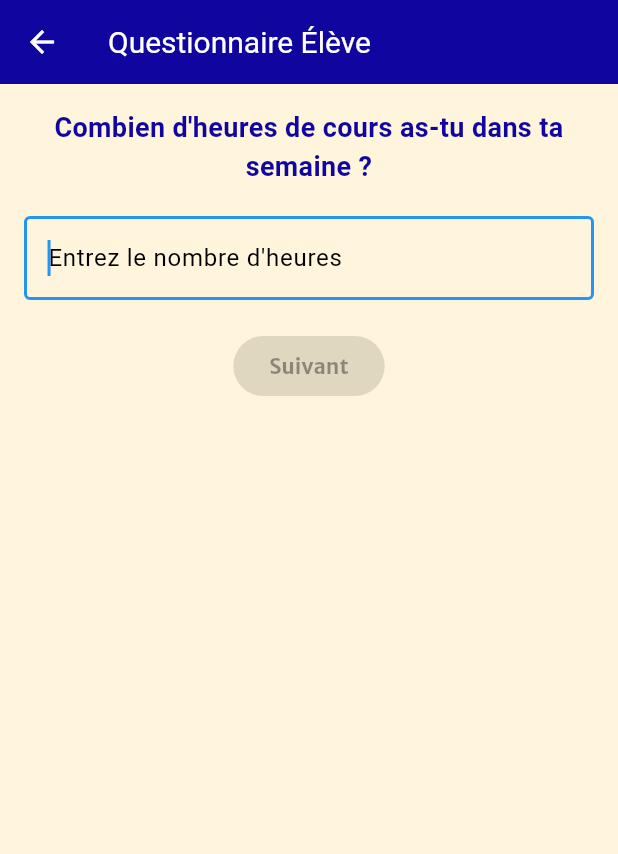
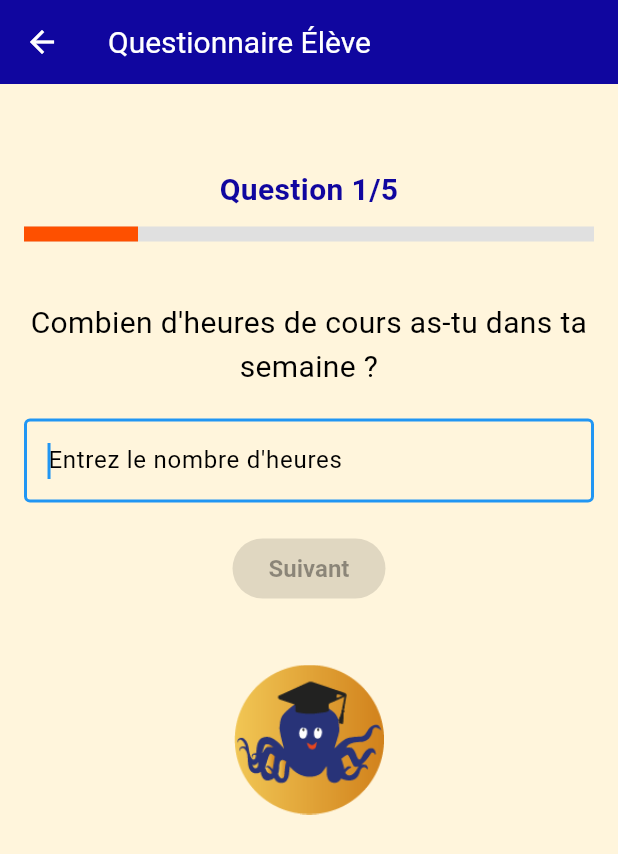
Before and after one commit to Alpha-Academie/calcul_charge_mentale_v2, a Flutter app: the StudentQuestionnairePage screen opened directly, on a phone screen of 412 x 824 dp. Shown: the top 854 px of the screen. Run offline on Flutter 3.47's test engine with Material 3 defaults, Android fonts, the light colour scheme and no system bars; our stand-ins replace firebase_auth, firebase_core, google_sign_in; accounts and stored records are empty; Roboto replaces fonts that are missing (MerriweatherSans-Bold, MerriweatherSans-Light, MerriweatherSans-Regular).

Commit message:
page questionnaire student et resultat student fini

```diff
--- a/lib/student_questionnaire_page.dart
+++ b/lib/student_questionnaire_page.dart
@@ -15,7 +15,7 @@ class _StudentQuestionnairePageState extends State<StudentQuestionnairePage> {
     "Combien d'heures de cours as-tu dans ta semaine ?",
     "Combien d'heures de sport ou activité de loisir as-tu en dehors des cours ?",
     "Combien d'heures d'évaluations as-tu cette semaine en classe ?",
-    "Combien d'heure de cours particuliers as-tu cette semaine ?",
+    "Combien d'heures de cours particuliers as-tu cette semaine ?",
     "Combien d'heures de travail personnel fais-tu en moyenne le soir et le weekend sur la semaine ?"
   ];
 
@@ -44,9 +44,11 @@ class _StudentQuestionnairePageState extends State<StudentQuestionnairePage> {
       appBar: AppBar(
         title: Text("Questionnaire Élève", style: TextStyle(color: Colors.white)),
       ),
-      body: PageView.builder(
+      body: Container(
+        color: Color(0xFFFFF5DC), // Couleur de fond de la page
+        child: PageView.builder(
           controller: _controller,
-        physics: NeverScrollableScrollPhysics(),  // Empêche le défilement manuel entre les pages
+          physics: NeverScrollableScrollPhysics(), // Empêche le défilement manuel entre les pages
           itemCount: questions.length,
           itemBuilder: (context, index) {
             return SingleChildScrollView(
@@ -56,67 +58,59 @@ class _StudentQuestionnairePageState extends State<StudentQuestionnairePage> {
                   mainAxisAlignment: MainAxisAlignment.center,
                   crossAxisAlignment: CrossAxisAlignment.center,
                   children: <Widget>[
+                    SizedBox(height: 40), // Écart en haut de la page
+                    Text(
+                      'Question ${index + 1}/${questions.length}',
+                      style: TextStyle(
+                        fontSize: 20,
+                        fontFamily: 'MerriweatherSans-Bold',
+                        fontWeight: FontWeight.bold, // Texte en gras
+                        color: Theme.of(context).primaryColor,
+                      ),
+                      textAlign: TextAlign.center,
+                    ),
+                    SizedBox(height: 10), // Ajout d'un écart entre le numéro de la question et la jauge
+                    LinearProgressIndicator(
+                      value: (index + 1) / questions.length,
+                      valueColor: AlwaysStoppedAnimation<Color>(Color(0xFFFE5000)),
+                      backgroundColor: Colors.grey[300],
+                      minHeight: 10,
+                    ),
+                    SizedBox(height: 40), // Plus grand écart entre la jauge et la question
                     Text(
                       questions[index],
-                    style: TextStyle(fontSize: 18, fontWeight: FontWeight.bold, color: Theme.of(context).primaryColor),
+                      style: TextStyle(
+                        fontSize: 20,
+                        fontFamily: 'MerriweatherSans-Regular',
+                        color: Colors.black, // Couleur noire pour les questions
+                      ),
                       textAlign: TextAlign.center,
                     ),
-                  SizedBox(height: 20),
+                    SizedBox(height: 20), // Écart entre la question et le champ de saisie
                     TextField(
                       focusNode: _focusNodes[index],
                       controller: _controllers[index],
                       keyboardType: TextInputType.numberWithOptions(decimal: true),
+                      style: TextStyle(
+                        fontFamily: 'MerriweatherSans-Light',
+                      ),
                       decoration: InputDecoration(
                         hintText: "Entrez le nombre d'heures",
                         border: OutlineInputBorder(),
                       ),
                       autofocus: true,
                     ),
-                  SizedBox(height: 20),
-                  if (index == 0)
+                    SizedBox(height: 20), // Écart entre le champ de saisie et le bouton
                     Center(
                       child: ElevatedButton(
                         onPressed: _controllers[index].text.isNotEmpty
                             ? () {
+                                if (index < questions.length - 1) {
                                   _controller.nextPage(
                                     duration: Duration(milliseconds: 300),
                                     curve: Curves.easeInOut,
                                   );
-                        }
-                            : null,  // Désactiver le bouton si le champ est vide
-                        child: Text('Suivant'),
-                      ),
-                    ),
-                  if (index > 0 && index < questions.length - 1)
-                    Row(
-                      mainAxisAlignment: MainAxisAlignment.spaceBetween,
-                      children: [
-                        ElevatedButton(
-                          onPressed: () {
-                            _controller.previousPage(
-                              duration: Duration(milliseconds: 300),
-                              curve: Curves.easeInOut,
-                            );
-                          },
-                          child: Text('Précédent'),
-                        ),
-                        ElevatedButton(
-                          onPressed: _controllers[index].text.isNotEmpty
-                              ? () {
-                            _controller.nextPage(
-                              duration: Duration(milliseconds: 300),
-                              curve: Curves.easeInOut,
-                            );
-                          }
-                              : null,  // Désactiver le bouton si le champ est vide
-                          child: Text('Suivant'),
-                        ),
-                      ],
-                    ),
-                  if (index == questions.length - 1)
-                    ElevatedButton(
-                      onPressed: _controllers[index].text.isNotEmpty
-                          ? () {
+                                } else {
                                   double totalHours = calculateTotalHours();
                                   Navigator.push(
                                     context,
@@ -125,14 +119,29 @@ class _StudentQuestionnairePageState extends State<StudentQuestionnairePage> {
                                     ),
                                   );
                                 }
-                          : null,  // Désactiver le bouton si le champ est vide
-                      child: Text('Terminer'),
+                              }
+                            : null, // Désactiver le bouton si le champ est vide
+                        child: Text(
+                          index < questions.length - 1 ? 'Suivant' : 'Terminer',
+                          style: TextStyle(
+                            fontFamily: 'MerriweatherSans-Light',
+                            fontSize: 16,
+                          ),
+                        ),
+                      ),
+                    ),
+                    SizedBox(height: 40), // Écart avant l'image en bas
+                    Image.asset(
+                      'assets/images/logo_alpha_academie_orange.png',
+                      height: 100,
+                      fit: BoxFit.contain,
                     ),
                   ],
                 ),
               ),
             );
           },
+        ),
       ),
     );
   }
```
Also changed, not shown: lib/student_results_page.dart (+26 -26 lines), assets/images/octopus.png (renamed from assets/images/fond d'écran s'inscrire.png). Lines whose indentation alone changed are shown as unchanged.
